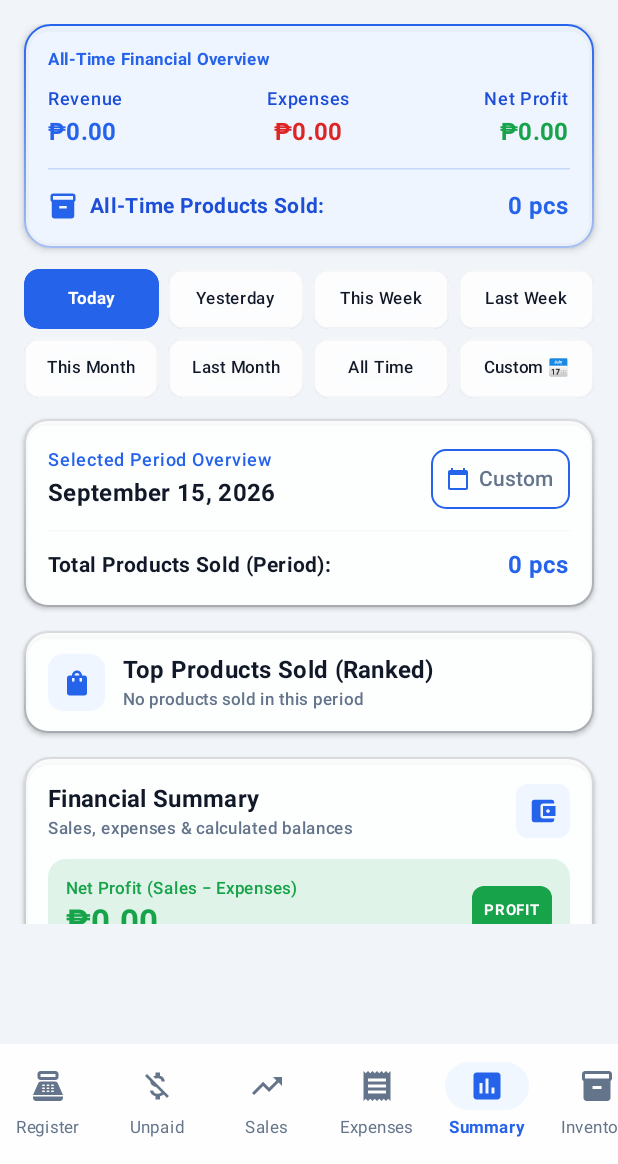
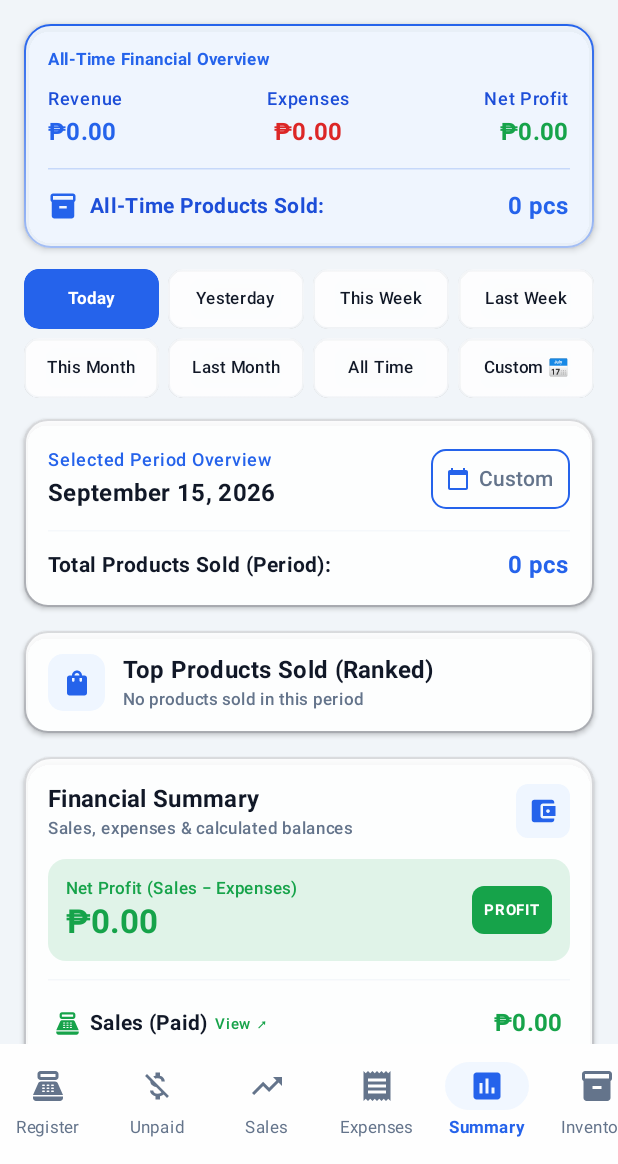
Before and after one commit to Umang620/Offline-POS, an Android app built with Jetpack Compose: the screen it shows after launch (MainActivity), item 5 of the bottom bar chosen, on a phone screen of 412 x 824 dp, the part 72-1236 px from its top. Run offline under Robolectric (Android 15) with nearby library versions, the phone set to English and light mode, and no system bars; our stand-ins replace Room's generated code.

Commit message:
fix ui latest

```diff
--- a/app/src/main/java/com/umang620/offline_pos/ui/expenses/ExpensesScreen.kt
+++ b/app/src/main/java/com/umang620/offline_pos/ui/expenses/ExpensesScreen.kt
@@ -290,7 +290,7 @@ fun ExpensesScreen(viewModel: ExpensesViewModel) {
                 LazyColumn(
                     modifier = Modifier.weight(1f),
                     verticalArrangement = Arrangement.spacedBy(10.dp),
-                    contentPadding = PaddingValues(bottom = 80.dp)
+                    contentPadding = PaddingValues(bottom = 24.dp)
                 ) {
                     items(expenses, key = { it.id }) { expense ->
                         ExpenseCard(
--- a/app/src/main/java/com/umang620/offline_pos/ui/sales/SalesHistoryScreen.kt
+++ b/app/src/main/java/com/umang620/offline_pos/ui/sales/SalesHistoryScreen.kt
@@ -297,7 +297,7 @@ fun SalesHistoryScreen(viewModel: SalesViewModel) {
             LazyColumn(
                 modifier = Modifier.weight(1f),
                 verticalArrangement = Arrangement.spacedBy(12.dp),
-                contentPadding = PaddingValues(bottom = 80.dp)
+                contentPadding = PaddingValues(bottom = 24.dp)
             ) {
                 items(orders, key = { it.order.id }) { orderWithItems ->
                     OrderCard(
--- a/app/src/main/java/com/umang620/offline_pos/ui/settings/SettingsScreen.kt
+++ b/app/src/main/java/com/umang620/offline_pos/ui/settings/SettingsScreen.kt
@@ -116,8 +116,8 @@ fun SettingsScreen(viewModel: SettingsViewModel) {
         modifier = Modifier
             .fillMaxSize()
             .background(MaterialTheme.colorScheme.background)
-            .padding(start = 16.dp, top = 16.dp, end = 16.dp, bottom = 80.dp)
             .verticalScroll(rememberScrollState())
+            .padding(16.dp)
     ) {
         Text(
             text = "Settings & Configuration",
@@ -668,6 +668,7 @@ fun SettingsScreen(viewModel: SettingsViewModel) {
                 }
             }
         }
+        Spacer(modifier = Modifier.height(24.dp))
     }
 
     // Set / Change Manager PIN Dialog
--- a/app/src/main/java/com/umang620/offline_pos/ui/summary/DailySummaryScreen.kt
+++ b/app/src/main/java/com/umang620/offline_pos/ui/summary/DailySummaryScreen.kt
@@ -240,8 +240,8 @@ fun DailySummaryScreen(viewModel: DailySummaryViewModel) {
         modifier = Modifier
             .fillMaxSize()
             .background(MaterialTheme.colorScheme.background)
-            .padding(start = 16.dp, top = 16.dp, end = 16.dp, bottom = 80.dp)
             .verticalScroll(rememberScrollState())
+            .padding(16.dp)
     ) {
         // All-Time Summary Header (Revenue, Net Profit, Expenses, Products Sold)
         GlassCard(
@@ -655,6 +655,7 @@ fun DailySummaryScreen(viewModel: DailySummaryViewModel) {
             onViewExpensesDetails = { showExpensesDialog = true },
             onViewUnpaidDetails = { showUnpaidDialog = true }
         )
+        Spacer(modifier = Modifier.height(24.dp))
     }
 
     if (showTopProductsDialog) {
--- a/app/src/main/java/com/umang620/offline_pos/ui/unpaid/UnpaidOrdersScreen.kt
+++ b/app/src/main/java/com/umang620/offline_pos/ui/unpaid/UnpaidOrdersScreen.kt
@@ -320,7 +320,7 @@ fun UnpaidOrdersScreen(
             LazyColumn(
                 modifier = Modifier.weight(1f),
                 verticalArrangement = Arrangement.spacedBy(12.dp),
-                contentPadding = PaddingValues(bottom = 80.dp)
+                contentPadding = PaddingValues(bottom = 24.dp)
             ) {
                 items(unpaidOrders, key = { it.order.id }) { orderWithItems ->
                     UnpaidOrderCard(
```
